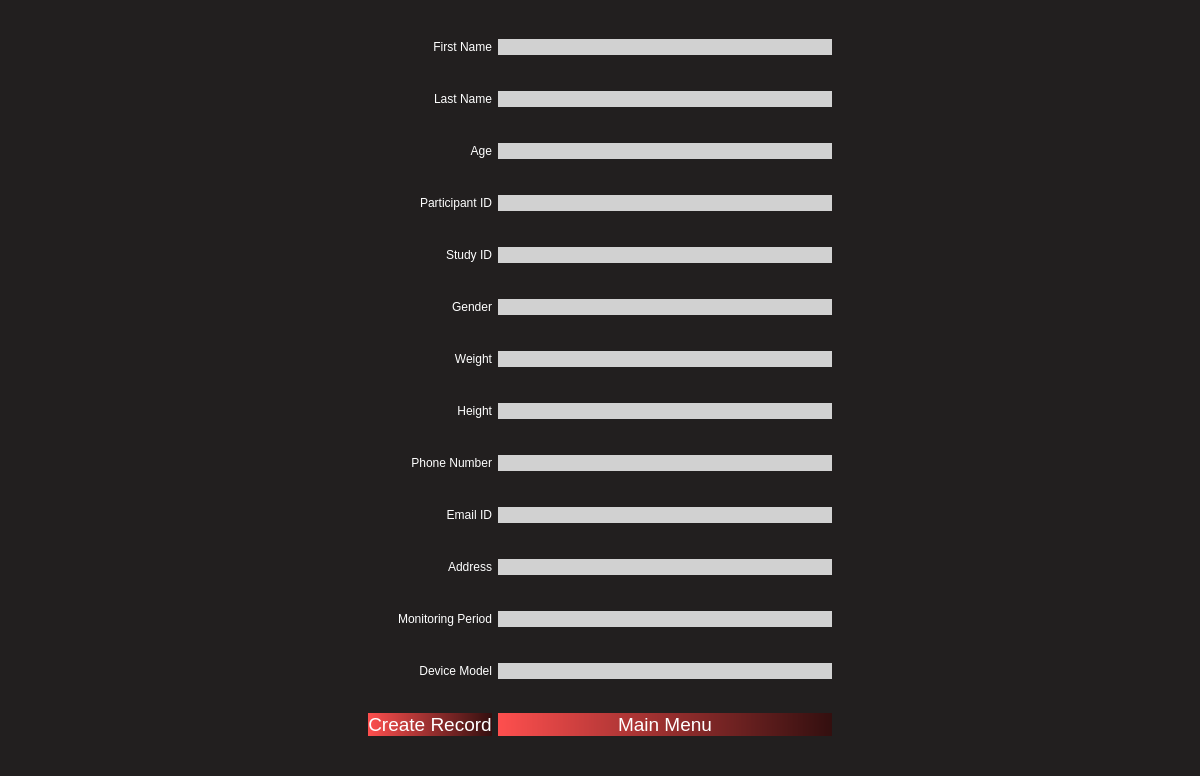
Before: the Qt Designer form PyQt/pyqt_ui/bed_create_record.ui in zakerl/Capstone_Project, drawn with Qt 5.
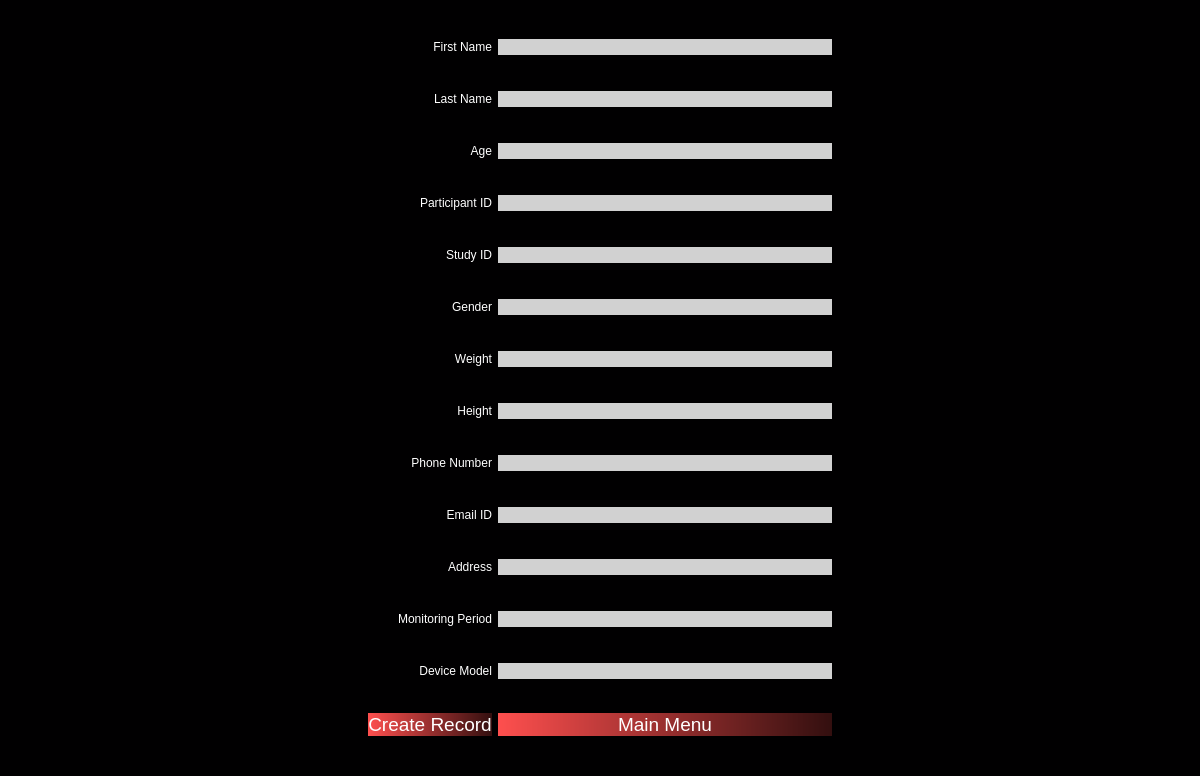
After: the same form once the commit is applied.

Patch:
```diff
--- a/PyQt/pyqt_ui/bed_create_record.ui
+++ b/PyQt/pyqt_ui/bed_create_record.ui
@@ -14,7 +14,7 @@
    <string>Configuration</string>
   </property>
   <property name="styleSheet">
-   <string notr="true">background-color: rgb(34, 31, 31);</string>
+   <string notr="true">background-color: rgb(1,0,1);</string>
   </property>
   <layout class="QGridLayout" name="gridLayout">
    <item row="0" column="0">
```
